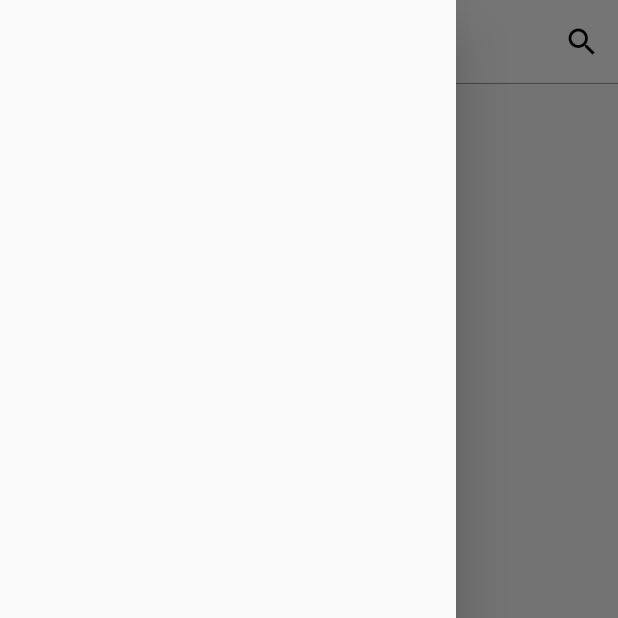
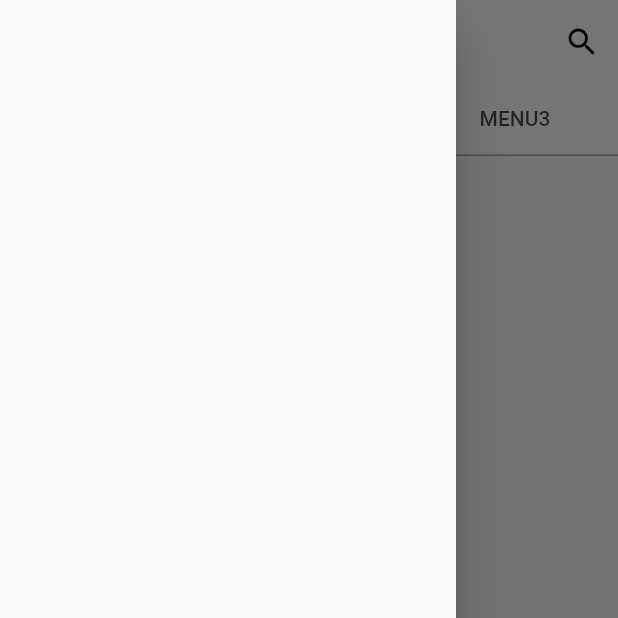
Before and after one commit to jongho-dev/FencingApp, a Flutter app: the screen it shows after launch, with the side drawer open, on a phone screen of 412 x 824 dp, the top half of it. Run offline on Flutter 3.47's test engine with Material 2 defaults, Android fonts, the light colour scheme and no system bars.

Commit message:
FEAT: Tabbar 구현

```diff
--- a/lib/main.dart
+++ b/lib/main.dart
@@ -10,27 +10,54 @@ class MyApp extends StatelessWidget {
     return MaterialApp(
       title: 'FencingApp',
       debugShowCheckedModeBanner: false,
-      home: Scaffold(
+      home: HomePage(),
+    );
+  }
+}
+
+class HomePage extends StatefulWidget {
+  const HomePage({super.key});
+
+  @override
+  State<HomePage> createState() => _HomePageState();
+}
+
+class _HomePageState extends State<HomePage> {
+  @override
+  Widget build(BuildContext context) {
+    return DefaultTabController(
+      initialIndex: 1,
+      length: 3,
+      child: Scaffold(
           appBar: AppBar(
-          shape: Border(
-              bottom: BorderSide(
-            color: Colors.grey,
-            width: 0.7,
-          )),
-          iconTheme: IconThemeData(
-            color: Colors.black,
-          ),
+            backgroundColor: Colors.white,
             elevation: 0.0,
-          backgroundColor: Colors.white,
+            shape: Border(bottom: BorderSide(color: Colors.grey, width: 1.0)),
+            iconTheme: IconThemeData(color: Colors.black),
             actions: [
               IconButton(
                 icon: Icon(Icons.search),
                 onPressed: () {},
               )
             ],
+            bottom: TabBar(
+              tabs: [
+                Tab(text: 'MENU1'),
+                Tab(text: 'MENU2'),
+                Tab(text: 'MENU3'),
+              ],
+              labelColor: Colors.black,
+              indicatorColor: Colors.redAccent,
+            ),
           ),
           drawer: Drawer(),
-      ),
+          body: TabBarView(
+            children: [
+              Center(child: Text('Page1')),
+              Center(child: Text('Page2')),
+              Center(child: Text('Page3')),
+            ],
+          )),
     );
   }
 }
```
Lines whose indentation alone changed are shown as unchanged.
